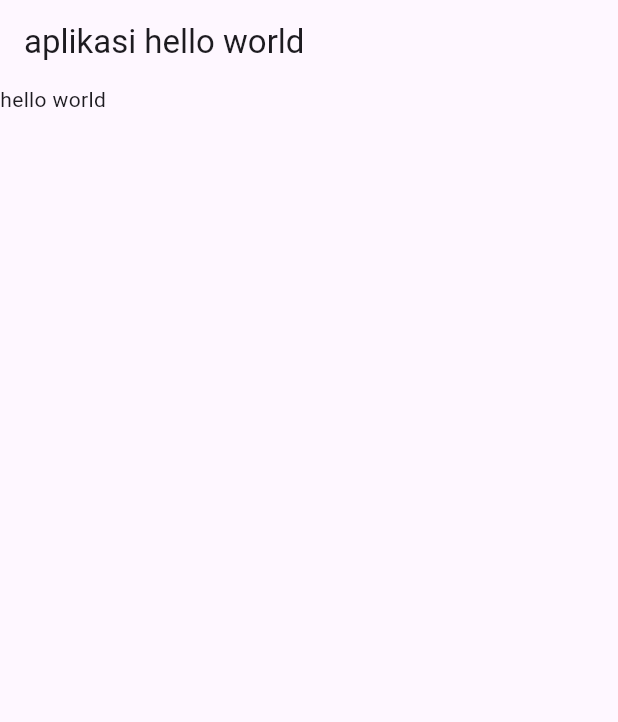
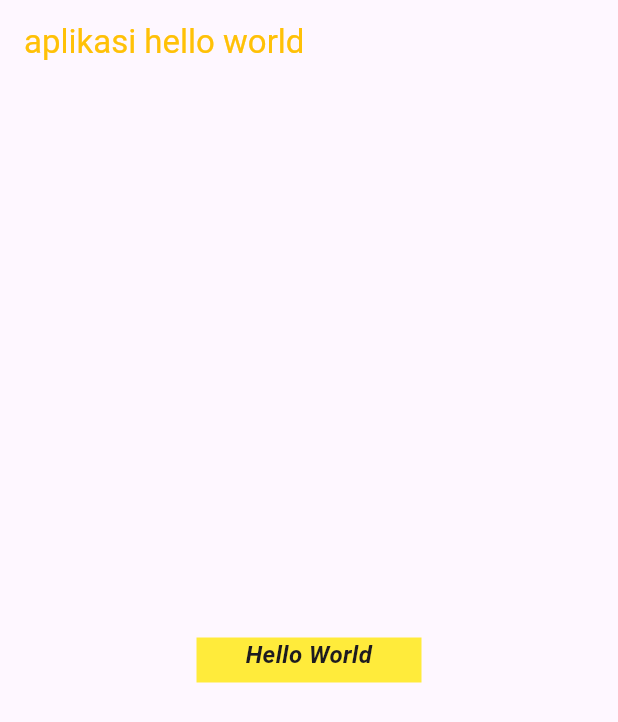
Before and after one commit to FidiaRahmatunnisa/belajar-flutter, a Flutter app: the screen it shows after launch, on a phone screen of 412 x 824 dp. Shown: the top 722 px of the screen. Run offline on Flutter 3.47's test engine with Material 3 defaults, Android fonts, the phone set to English and light mode, and no system bars.

Commit message:
materi teks flutter

```diff
--- a/flutter_tutor1/flutter_tutor1/lib/main.dart
+++ b/flutter_tutor1/flutter_tutor1/lib/main.dart
@@ -12,8 +12,26 @@ class MyApp extends StatelessWidget {
     return MaterialApp(
       debugShowCheckedModeBanner: false,
       home: Scaffold(
-        appBar: AppBar(title: Text("aplikasi hello world"),),
-        body: Text('hello world'),
+        appBar: AppBar(title:Text("aplikasi hello world", style: TextStyle(color: Colors.amber),),),
+        body: Center(
+          child: Container(
+            color: Colors.yellow,
+            width: 150,
+            height: 30,
+            child: Text('Hello World ',
+            //maxLines: 2, // maximum teks yang bisa ditulis hanya 2 baris, sesuai value yang diinputkan
+            // overflow: TextOverflow.ellipsis, // hasilnya : jika teks yang tampil melebihi maximum line, maka akan ditampilakan titik-titik
+            overflow: TextOverflow.clip, // hasilnya : benar-benar dipotong
+            // softWrap: false,  // kalau false hasilnya dipaksa satu baris dan benar-benar terpotong ujungnya misal dikata hello jadi hell(mentok ujung container)
+            textAlign: TextAlign.center,  // bagaimana box teks tampil, apakah rata kanan, rata kiri, center dll..
+
+            style: TextStyle(
+              fontSize: 16,
+              fontWeight:FontWeight.bold,
+              fontStyle: FontStyle.italic
+            ),),
+          ),
+        ),
       ),
     );
   }
```
